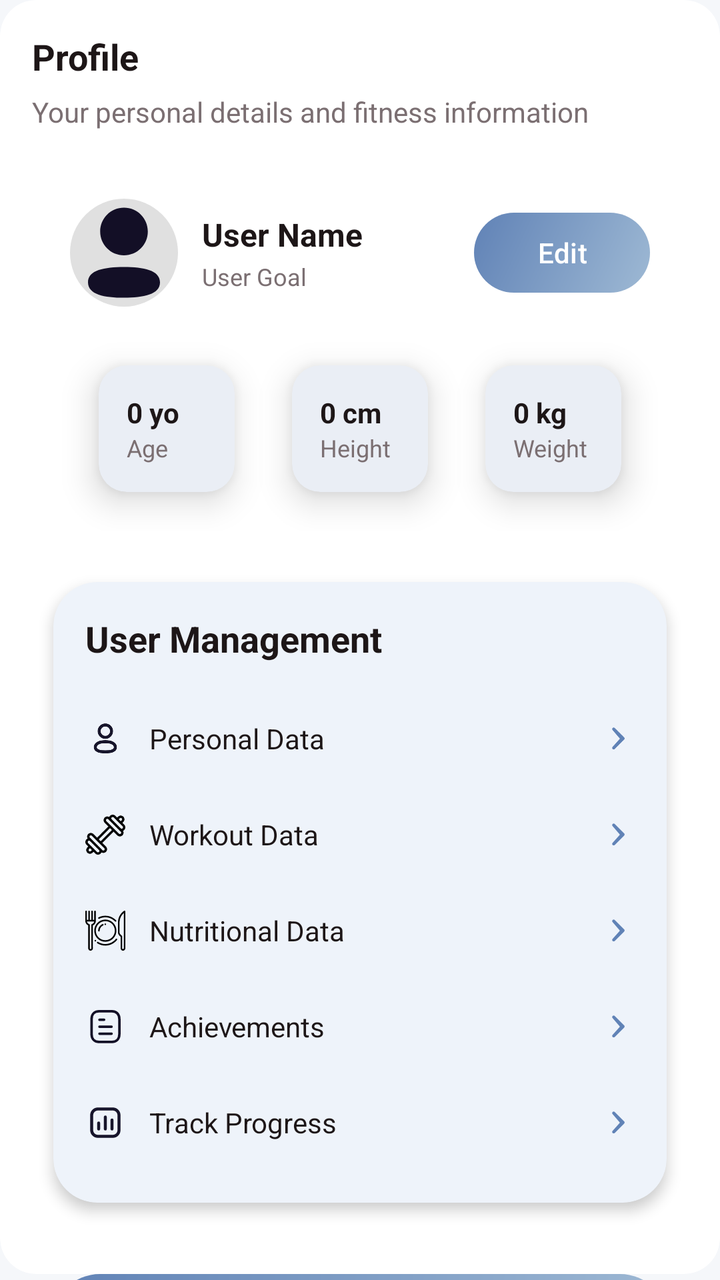
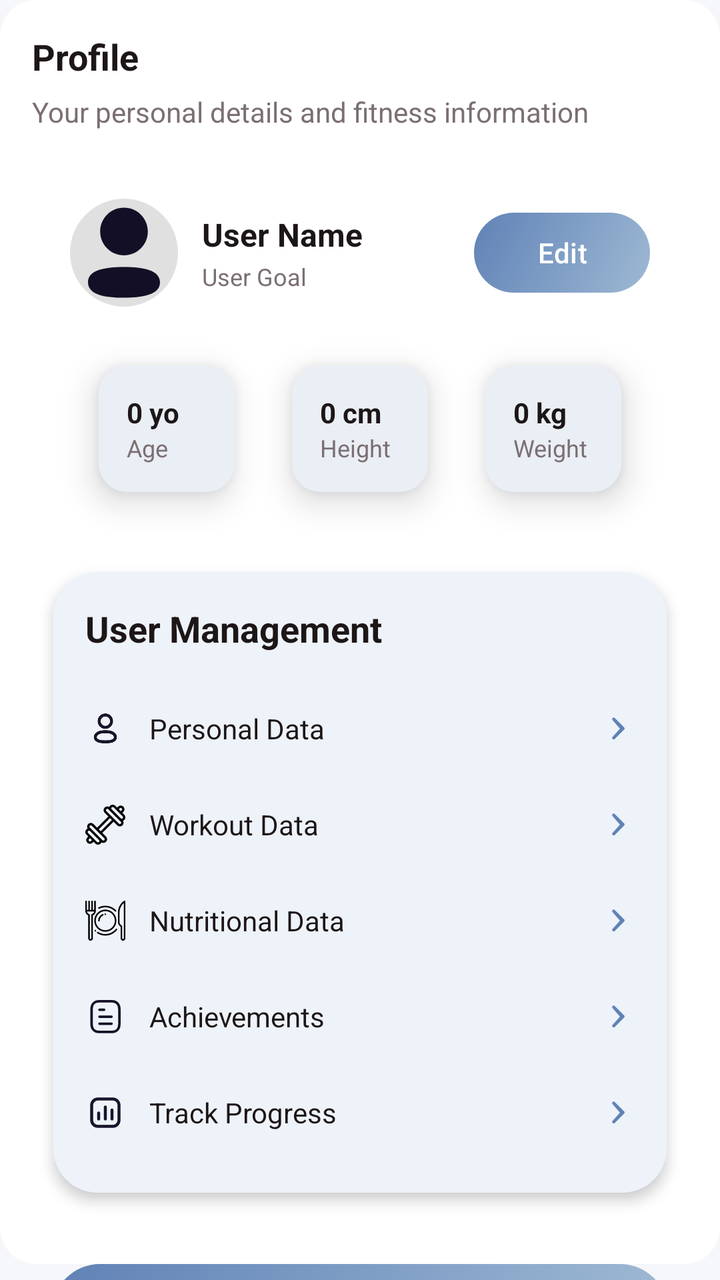

Before-and-after screenshots of an Android layout around one commit, followed by the original layout XML and the change that was made.
<!-- AndroidManifest.xml: application theme Theme.FlexiFitApp -->
<!-- res/layout/fragment_profileff.xml -->
<?xml version="1.0" encoding="utf-8"?>
    <androidx.core.widget.NestedScrollView
        xmlns:android="http://schemas.android.com/apk/res/android"
        xmlns:app="http://schemas.android.com/apk/res-auto"
        android:layout_width="match_parent"
        android:layout_height="match_parent"
    >

        <LinearLayout
            android:layout_width="match_parent"
            android:layout_height="wrap_content"
            android:orientation="vertical">

            <com.google.android.material.card.MaterialCardView
                android:layout_width="match_parent"
                android:layout_height="wrap_content"
                app:cardCornerRadius="18dp"
                app:strokeWidth="0dp"
                android:padding="0dp">

                <LinearLayout
                    android:layout_width="match_parent"
                    android:layout_height="wrap_content"
                    android:padding="16dp"
                    android:orientation="vertical">

                    <TextView
                        android:layout_width="wrap_content"
                        android:layout_height="wrap_content"
                        android:text="Profile"
                        android:textColor="@color/textPrimary"
                        android:textStyle="bold"
                        android:textSize="18sp"/>

                    <TextView
                        android:layout_width="wrap_content"
                        android:layout_height="wrap_content"
                        android:layout_marginTop="6dp"
                        android:textColor="@color/textSecondary"
                        android:text="Your personal details and fitness information"/>

                    
                    <com.google.android.material.card.MaterialCardView
                        android:layout_width="match_parent"
                        android:layout_height="wrap_content"
                        android:layout_marginTop="14dp"
                        app:cardCornerRadius="16dp"
                        app:strokeWidth="0dp"
                        app:cardUseCompatPadding="true">

                        
                        <LinearLayout
                            android:layout_width="match_parent"
                            android:layout_height="wrap_content"
                            android:orientation="vertical"
                            android:clipToPadding="false"
                            android:clipChildren="false">

                            
                            <LinearLayout
                                android:layout_width="match_parent"
                                android:layout_height="wrap_content"
                                android:orientation="horizontal"
                                android:gravity="center_vertical"
                                android:paddingStart="12dp"
                                android:paddingEnd="12dp"
                                android:paddingTop="12dp"
                                android:paddingBottom="10dp">

                                <ImageView
                                    android:id="@+id/imgAvatar"
                                    android:layout_width="54dp"
                                    android:layout_height="54dp"
                                    android:src="@drawable/profile"
                                    android:scaleType="centerCrop"
                                    android:clickable="true"
                                    android:focusable="true"
                                    android:foreground="?attr/selectableItemBackgroundBorderless"
                                    android:background="@drawable/bg_avatar_circle"
                                    android:contentDescription="Avatar"/>

                                <LinearLayout
                                    android:layout_width="0dp"
                                    android:layout_height="wrap_content"
                                    android:layout_marginStart="12dp"
                                    android:layout_weight="1"
                                    android:orientation="vertical">

                                    <TextView
                                        android:id="@+id/tvName"
                                        android:layout_width="wrap_content"
                                        android:layout_height="wrap_content"
                                        android:text="User Name"
                                        android:textColor="@color/textPrimary"
                                        android:textSize="16sp"
                                        android:textStyle="bold" />

                                    <TextView
                                        android:id="@+id/tvGoalSubtitle"
                                        android:layout_width="wrap_content"
                                        android:layout_height="wrap_content"
                                        android:layout_marginTop="2dp"
                                        android:text="User Goal"
                                        android:textColor="@color/textSecondary"
                                        android:textSize="12sp" />
                                </LinearLayout>

                                <com.google.android.material.button.MaterialButton
                                    android:id="@+id/btnEdit"
                                    android:layout_width="wrap_content"
                                    android:layout_height="40dp"
                                    android:text="Edit"
                                    android:textAllCaps="false"
                                    android:textColor="@color/white"
                                    app:backgroundTint="@null"
                                    android:background="@drawable/btn_gradient"
                                    app:cornerRadius="14dp" />
                            </LinearLayout>

                            
                            <LinearLayout
                                android:layout_width="match_parent"
                                android:layout_height="wrap_content"
                                android:orientation="horizontal"
                                android:paddingStart="12dp"
                                android:paddingEnd="12dp"
                                android:clipToPadding="false"
                                android:clipChildren="false">

                                
                                <com.google.android.material.card.MaterialCardView
                                    android:layout_width="0dp"
                                    android:layout_height="wrap_content"
                                    android:layout_weight="1"
                                    app:cardCornerRadius="14dp"
                                    app:cardElevation="10dp"
                                    app:cardUseCompatPadding="true"
                                    app:strokeWidth="0dp">

                                    <LinearLayout
                                        android:layout_width="match_parent"
                                        android:layout_height="wrap_content"
                                        android:padding="14dp"
                                        android:orientation="vertical">

                                        <TextView
                                            android:id="@+id/tvAgeValue"
                                            android:layout_width="wrap_content"
                                            android:layout_height="wrap_content"
                                            android:text="0 yo"
                                            android:textColor="@color/textPrimary"
                                            android:textStyle="bold"
                                            android:textSize="14sp" />

                                        <TextView
                                            android:layout_width="wrap_content"
                                            android:layout_height="wrap_content"
                                            android:text="Age"
                                            android:textColor="@color/textSecondary"
                                            android:textSize="12sp" />
                                    </LinearLayout>
                                </com.google.android.material.card.MaterialCardView>

                                
                                <com.google.android.material.card.MaterialCardView
                                    android:layout_width="0dp"
                                    android:layout_height="wrap_content"
                                    android:layout_weight="1"
                                    app:cardCornerRadius="14dp"
                                    app:cardElevation="10dp"
                                    app:cardUseCompatPadding="true"
                                    app:strokeWidth="0dp">

                                    <LinearLayout
                                        android:layout_width="match_parent"
                                        android:layout_height="wrap_content"
                                        android:padding="14dp"
                                        android:orientation="vertical">

                                        <TextView
                                            android:id="@+id/tvHeightValue"
                                            android:layout_width="wrap_content"
                                            android:layout_height="wrap_content"
                                            android:text="0 cm"
                                            android:textColor="@color/textPrimary"
                                            android:textStyle="bold"
                                            android:textSize="14sp" />

                                        <TextView
                                            android:layout_width="wrap_content"
                                            android:layout_height="wrap_content"
                                            android:text="Height"
                                            android:textColor="@color/textSecondary"
                                            android:textSize="12sp" />
                                    </LinearLayout>
                                </com.google.android.material.card.MaterialCardView>

                                
                                <com.google.android.material.card.MaterialCardView
                                    android:layout_width="0dp"
                                    android:layout_height="wrap_content"
                                    android:layout_weight="1"
                                    app:cardCornerRadius="14dp"
                                    app:cardElevation="10dp"
                                    app:cardUseCompatPadding="true"
                                    app:strokeWidth="0dp">

                                    <LinearLayout
                                        android:layout_width="match_parent"
                                        android:layout_height="wrap_content"
                                        android:padding="14dp"
                                        android:orientation="vertical">

                                        <TextView
                                            android:id="@+id/tvWeightValue"
                                            android:layout_width="wrap_content"
                                            android:layout_height="wrap_content"
                                            android:text="0 kg"
                                            android:textColor="@color/textPrimary"
                                            android:textStyle="bold"
                                            android:textSize="14sp" />

                                        <TextView
                                            android:layout_width="wrap_content"
                                            android:layout_height="wrap_content"
                                            android:text="Weight"
                                            android:textColor="@color/textSecondary"
                                            android:textSize="12sp" />
                                    </LinearLayout>
                                </com.google.android.material.card.MaterialCardView>

                            </LinearLayout>

                        </LinearLayout>
                    </com.google.android.material.card.MaterialCardView>

                    
                    <com.google.android.material.card.MaterialCardView
                        android:id="@+id/cardUserManagement"
                        android:layout_width="match_parent"
                        android:layout_height="wrap_content"
                        android:layout_marginTop="5dp"
                        android:layout_marginBottom="7dp"
                        app:cardBackgroundColor="#EEF3FA"
                        app:cardCornerRadius="22dp"
                        app:cardElevation="4dp"
                        app:cardUseCompatPadding="true"
                        app:strokeWidth="0dp">

                        <LinearLayout
                            android:layout_width="match_parent"
                            android:layout_height="wrap_content"
                            android:orientation="vertical"
                            android:padding="16dp">

                            <TextView
                                android:id="@+id/tvUserManagementTitle"
                                android:layout_width="wrap_content"
                                android:layout_height="wrap_content"
                                android:text="User Management"
                                android:textColor="@color/textPrimary"
                                android:textSize="18sp"
                                android:textStyle="bold" />

                            
                            <LinearLayout
                                android:id="@+id/rowPersonalData"
                                android:layout_width="match_parent"
                                android:layout_height="wrap_content"
                                android:layout_marginTop="14dp"
                                android:background="?attr/selectableItemBackground"
                                android:clickable="true"
                                android:focusable="true"
                                android:gravity="center_vertical"
                                android:minHeight="48dp"
                                android:orientation="horizontal"
                                android:paddingVertical="6dp">

                                <ImageView
                                    android:layout_width="20dp"
                                    android:layout_height="20dp"
                                    android:src="@drawable/ic_nav_profile"
                                    android:contentDescription="Personal Data" />

                                <TextView
                                    android:layout_width="0dp"
                                    android:layout_height="wrap_content"
                                    android:layout_marginStart="12dp"
                                    android:layout_weight="1"
                                    android:text="Personal Data"
                                    android:textColor="@color/textPrimary"
                                    android:textSize="14sp" />

                                <ImageView
                                    android:layout_width="18dp"
                                    android:layout_height="18dp"
                                    android:src="@drawable/baseline_arrow_right_ios_new_24"
                                    android:contentDescription="Go" />
                            </LinearLayout>

                            
                            <LinearLayout
                                android:id="@+id/rowWorkoutData"
                                android:layout_width="match_parent"
                                android:layout_height="wrap_content"
                                android:background="?attr/selectableItemBackground"
                                android:clickable="true"
                                android:focusable="true"
                                android:gravity="center_vertical"
                                android:minHeight="48dp"
                                android:orientation="horizontal"
                                android:paddingVertical="6dp">

                                <ImageView
                                    android:layout_width="20dp"
                                    android:layout_height="20dp"
                                    android:src="@drawable/ic_workout"
                                    android:contentDescription="Workout Data" />

                                <TextView
                                    android:layout_width="0dp"
                                    android:layout_height="wrap_content"
                                    android:layout_marginStart="12dp"
                                    android:layout_weight="1"
                                    android:text="Workout Data"
                                    android:textColor="@color/textPrimary"
                                    android:textSize="14sp" />

                                <ImageView
                                    android:layout_width="18dp"
                                    android:layout_height="18dp"
                                    android:src="@drawable/baseline_arrow_right_ios_new_24"
                                    android:contentDescription="Go" />
                            </LinearLayout>

                            
                            <LinearLayout
                                android:id="@+id/rowNutritionData"
                                android:layout_width="match_parent"
                                android:layout_height="wrap_content"
                                android:background="?attr/selectableItemBackground"
                                android:clickable="true"
                                android:focusable="true"
                                android:gravity="center_vertical"
                                android:minHeight="48dp"
                                android:orientation="horizontal"
                                android:paddingVertical="6dp">

                                <ImageView
                                    android:layout_width="20dp"
                                    android:layout_height="20dp"
                                    android:src="@drawable/ic_foods"
                                    android:contentDescription="Nutritional Data" />

                                <TextView
                                    android:layout_width="0dp"
                                    android:layout_height="wrap_content"
                                    android:layout_marginStart="12dp"
                                    android:layout_weight="1"
                                    android:text="Nutritional Data"
                                    android:textColor="@color/textPrimary"
                                    android:textSize="14sp" />

                                <ImageView
                                    android:layout_width="18dp"
                                    android:layout_height="18dp"
                                    android:src="@drawable/baseline_arrow_right_ios_new_24"
                                    android:contentDescription="Go" />
                            </LinearLayout>

                            
                            <LinearLayout
                                android:id="@+id/rowAchievements"
                                android:layout_width="match_parent"
                                android:layout_height="wrap_content"
                                android:background="?attr/selectableItemBackground"
                                android:clickable="true"
                                android:focusable="true"
                                android:gravity="center_vertical"
                                android:minHeight="48dp"
                                android:orientation="horizontal"
                                android:paddingVertical="6dp">

                                <ImageView
                                    android:layout_width="20dp"
                                    android:layout_height="20dp"
                                    android:src="@drawable/document"
                                    android:contentDescription="Achievements" />

                                <TextView
                                    android:layout_width="0dp"
                                    android:layout_height="wrap_content"
                                    android:layout_marginStart="12dp"
                                    android:layout_weight="1"
                                    android:text="Achievements"
                                    android:textColor="@color/textPrimary"
                                    android:textSize="14sp" />

                                <ImageView
                                    android:layout_width="18dp"
                                    android:layout_height="18dp"
                                    android:src="@drawable/baseline_arrow_right_ios_new_24"
                                    android:contentDescription="Go" />
                            </LinearLayout>

                            
                            <LinearLayout
                                android:id="@+id/rowTrackProgress"
                                android:layout_width="match_parent"
                                android:layout_height="wrap_content"
                                android:background="?attr/selectableItemBackground"
                                android:clickable="true"
                                android:focusable="true"
                                android:gravity="center_vertical"
                                android:minHeight="48dp"
                                android:orientation="horizontal"
                                android:paddingVertical="6dp">

                                <ImageView
                                    android:layout_width="20dp"
                                    android:layout_height="20dp"
                                    android:src="@drawable/ic_nav_progress"
                                    android:contentDescription="Track Progress" />

                                <TextView
                                    android:layout_width="0dp"
                                    android:layout_height="wrap_content"
                                    android:layout_marginStart="12dp"
                                    android:layout_weight="1"
                                    android:text="Track Progress"
                                    android:textColor="@color/textPrimary"
                                    android:textSize="14sp" />

                                <ImageView
                                    android:layout_width="18dp"
                                    android:layout_height="18dp"
                                    android:src="@drawable/baseline_arrow_right_ios_new_24"
                                    android:contentDescription="Go" />
                            </LinearLayout>

                        </LinearLayout>
                    </com.google.android.material.card.MaterialCardView>

                </LinearLayout>



            </com.google.android.material.card.MaterialCardView>

            <LinearLayout
                android:layout_width="match_parent"
                android:layout_height="wrap_content"
                android:paddingStart="26dp"
                android:paddingEnd="26dp"
                android:paddingBottom="26dp">


                <com.google.android.material.button.MaterialButton
                    android:id="@+id/btnUpdateProfile"
                    android:layout_width="match_parent"
                    android:layout_height="wrap_content"
                    android:text="Update Profile"
                    app:backgroundTint="@null"
                    android:background="@drawable/btn_gradient"
                    app:cornerRadius="18dp"
                    app:strokeWidth="0dp" />

            </LinearLayout>

        </LinearLayout>

    </androidx.core.widget.NestedScrollView>
<!-- resources referenced by this layout -->
<resources>
  <color name="textPrimary">#1d1617 </color>
  <color name="textSecondary">#7b6f72 </color>
  <color name="white">#FFFFFF</color>
  <!-- drawable baseline_arrow_right_ios_new_24 (drawable) -->
  <vector xmlns:android="http://schemas.android.com/apk/res/android"
      android:width="24dp"
      android:height="24dp"
      android:viewportWidth="24"
      android:viewportHeight="24"
      android:tint="@color/colorPrimary">
  
      <path
          android:fillColor="@android:color/white"
          android:pathData="M9.29,6.29c-0.39,-0.39 -0.39,-1.02 0,-1.41c0.39,-0.39 1.02,-0.39 1.41,0l6.3,6.29c0.39,0.39 0.39,1.02 0,1.41l-6.3,6.29c-0.39,0.39 -1.02,0.39 -1.41,0c-0.39,-0.39 -0.39,-1.02 0,-1.41L14.17,12l-4.88,-5.71z"/>
  </vector>
  <!-- drawable bg_avatar_circle (drawable) -->
  <shape xmlns:android="http://schemas.android.com/apk/res/android">
      <solid android:color="#E0E0E0"/>
      <corners android:radius="27dp"/>
  </shape>
  <!-- drawable btn_gradient (drawable) -->
  <?xml version="1.0" encoding="utf-8"?>
  <shape xmlns:android="http://schemas.android.com/apk/res/android">
      <gradient
          android:startColor="@color/gradientStart"
          android:endColor="@color/gradientEnd"
          android:angle="315"
          android:type="linear" />
  
      <corners android:radius="24dp" />
  </shape>
  <!-- drawable profile (drawable) -->
  <vector xmlns:android="http://schemas.android.com/apk/res/android"
      android:width="20dp"
      android:height="20dp"
      android:viewportWidth="24"
      android:viewportHeight="24">
    <path
        android:pathData="M17.294,7.291C17.294,10.228 14.939,12.583 12,12.583C9.062,12.583 6.706,10.228 6.706,7.291C6.706,4.354 9.062,2 12,2C14.939,2 17.294,4.354 17.294,7.291ZM12,22C7.662,22 4,21.295 4,18.575C4,15.854 7.685,15.174 12,15.174C16.339,15.174 20,15.879 20,18.599C20,21.32 16.315,22 12,22Z"
        android:fillColor="#130F26"
        android:fillType="evenOdd"/>
  </vector>
  <style name="Theme.FlexiFitApp" parent="Base.Theme.FlexiFitApp">
          
          <item name="navigationViewStyle">@style/Widget.FlexiFit.NavigationView</item>
      </style>
  <color name="colorPrimary">#6082B6</color>
  <color name="gradientStart">#6082B6</color>
  <color name="gradientEnd">#9eb9d4   </color>
  <style name="Widget.FlexiFit.NavigationView" parent="Widget.Material3.NavigationView">
          
          <item name="android:background">@color/drawer_bg</item>
  
          
          <item name="itemTextColor">@color/nav_item_text_color</item>
          <item name="itemIconTint">@color/nav_item_icon_tint</item>
  
          
          <item name="itemBackground">@drawable/nav_item_background</item>
      </style>
  <color name="drawer_bg">#FFFFFF</color>
  <!-- drawable nav_item_background (drawable) -->
  <?xml version="1.0" encoding="utf-8"?>
  <selector xmlns:android="http://schemas.android.com/apk/res/android">
      
      <item android:state_checked="true" android:drawable="@drawable/nav_item_bg_selected" />
      
      <item android:drawable="@android:color/transparent" />
  </selector>
  <!-- drawable nav_item_bg_selected (drawable) -->
  <?xml version="1.0" encoding="utf-8"?>
  <shape xmlns:android="http://schemas.android.com/apk/res/android"
      android:shape="rectangle">
  
      <solid android:color="@color/nav_item_active_bg" />
  
      
      <corners android:radius="24dp" />
  
  </shape>
  <color name="nav_item_active_bg">@color/colorPrimary</color>
  <!-- unchanged entries left out for length: 6 -->
</resources>

<!-- the commit's change to res/layout/fragment_profileff.xml (unified diff, before → after) -->
@@ -239,7 +239,6 @@
                         android:id="@+id/cardUserManagement"
                         android:layout_width="match_parent"
                         android:layout_height="wrap_content"
-                        android:layout_marginTop="5dp"
                         android:layout_marginBottom="7dp"
                         app:cardBackgroundColor="#EEF3FA"
                         app:cardCornerRadius="22dp"
